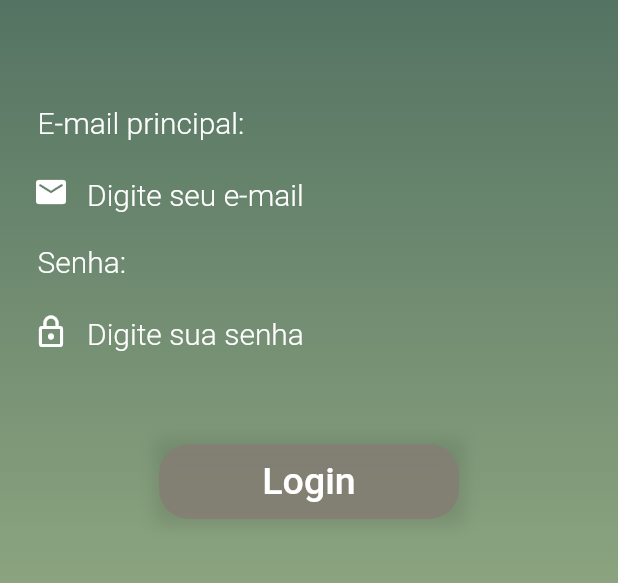
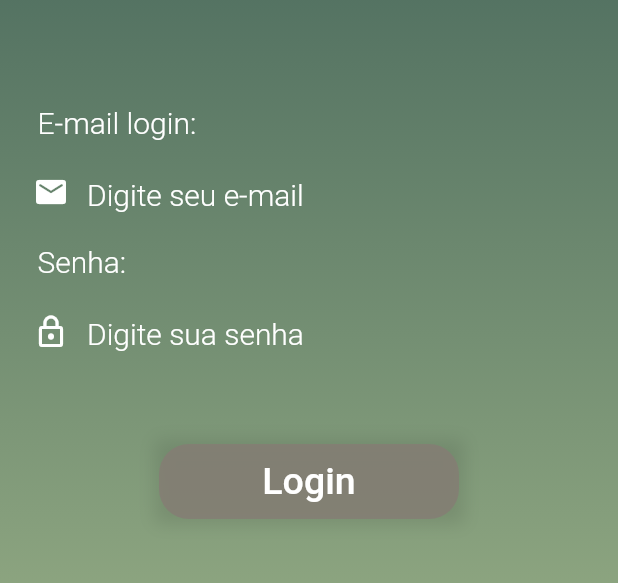
Before and after one commit to m-parducci/Projeto-LifeGuard, a Flutter app: the screen it shows after launch, on a phone screen of 412 x 824 dp, the part 435-1018 px from its top. Run offline on Flutter 3.47's test engine with Material 2 defaults, Android fonts, the phone set to English and light mode, and no system bars; our stand-ins replace geolocator, google_maps_flutter, google_nav_bar; missing offline and left inert: mqtt_client.

Commit message:
mudança email

```diff
--- a/lib/pages/login.dart
+++ b/lib/pages/login.dart
@@ -14,7 +14,7 @@ class _loginState extends State<login> {
         Padding(
           padding: const EdgeInsets.fromLTRB(15, 10, 0, 0),
           child: Text(
-            'E-mail principal:',
+            'E-mail login:',
             style: TextStyle(
               fontSize: 20,
               fontWeight: FontWeight.w300,
```
